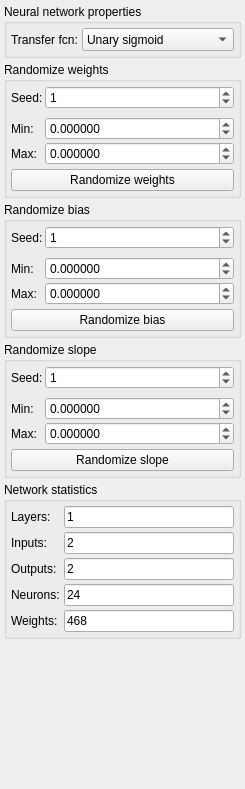
kacerpetr/NNCreator, file GuiPartUi/NetParamWidget.ui: the form before one commit.
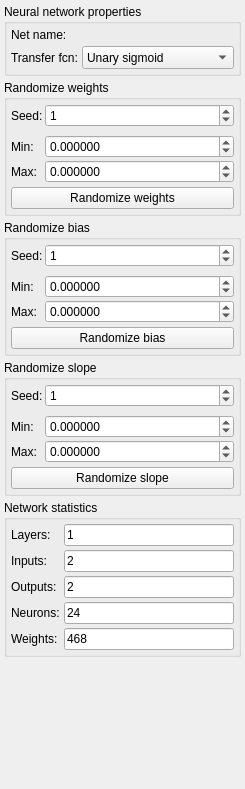
The form after the commit.

Patch:
```diff
--- a/GuiPartUi/NetParamWidget.ui
+++ b/GuiPartUi/NetParamWidget.ui
@@ -93,13 +93,33 @@
            <number>4</number>
           </property>
           <item row="0" column="0">
+           <widget class="QLabel" name="label_16">
+            <property name="text">
+             <string>&lt;html&gt;&lt;head/&gt;&lt;body&gt;&lt;p&gt;Net name:&lt;/p&gt;&lt;/body&gt;&lt;/html&gt;</string>
+            </property>
+           </widget>
+          </item>
+          <item row="0" column="1">
+           <widget class="QLabel" name="networkNameLabel">
+            <property name="styleSheet">
+             <string notr="true">font-weight: bold;</string>
+            </property>
+            <property name="text">
+             <string/>
+            </property>
+            <property name="indent">
+             <number>4</number>
+            </property>
+           </widget>
+          </item>
+          <item row="1" column="0">
            <widget class="QLabel" name="label">
             <property name="text">
              <string>Transfer fcn:</string>
             </property>
            </widget>
           </item>
-          <item row="0" column="1">
+          <item row="1" column="1">
            <widget class="QComboBox" name="trFcnBox">
             <property name="sizePolicy">
              <sizepolicy hsizetype="Expanding" vsizetype="Fixed">
```
